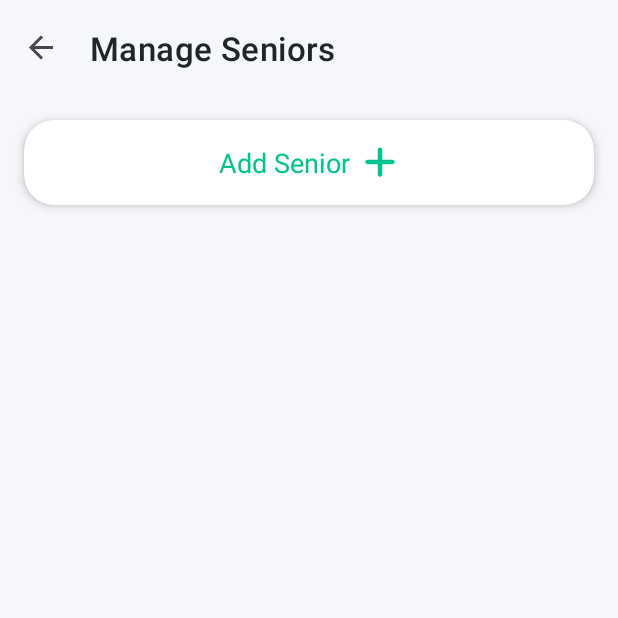
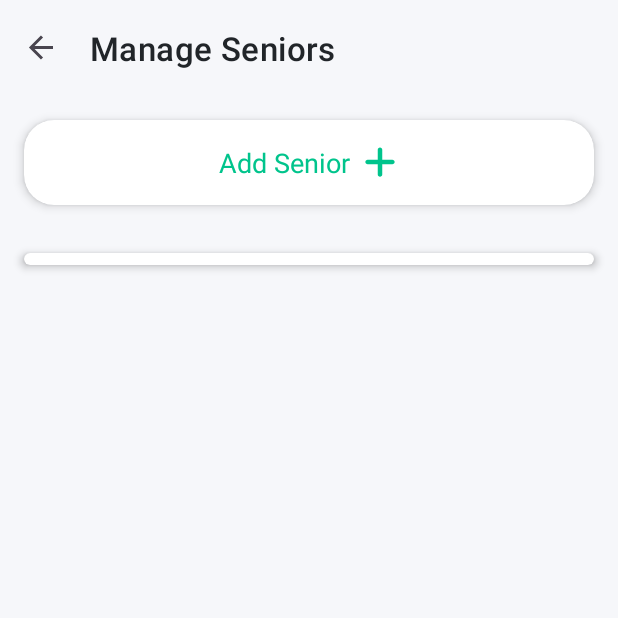
Before and after one commit to galAntonis/SeniorTracker, an Android app: the ManageSeniorsFragment screen opened through its navigation route, on a phone screen of 412 x 824 dp, the top half of it. Run offline under Robolectric (Android 15) with nearby library versions, the phone set to English and light mode, and no system bars; our stand-ins replace EventBus, Firebase (no records; nobody signed in at launch, a user with empty details on screens opened directly), navigation-ui; 1 statement that could not run was skipped.

Commit message:
Added senior list in ManageSeniorsFragment
Signed-off-by: galAntonis <galant.dev@gmail.com>

```diff
--- a/app/src/main/java/gr/galeos/seniortracker/ui/manageSeniors/ManageSeniorsViewModel.java
+++ b/app/src/main/java/gr/galeos/seniortracker/ui/manageSeniors/ManageSeniorsViewModel.java
@@ -4,16 +4,47 @@ import androidx.lifecycle.LiveData;
 import androidx.lifecycle.MutableLiveData;
 import androidx.lifecycle.ViewModel;
 
+import com.google.firebase.firestore.FirebaseFirestore;
+
+import java.util.ArrayList;
+
+import gr.galeos.seniortracker.UserModel;
+import gr.galeos.seniortracker.models.User;
+
 public class ManageSeniorsViewModel extends ViewModel {
 
-    private final MutableLiveData<String> mText;
+    private final MutableLiveData<ArrayList<User>> _seniors = new MutableLiveData<>();
+    public LiveData<ArrayList<User>> getSeniors() {
+        return _seniors;
+    }
+
+    FirebaseFirestore db;
 
     public ManageSeniorsViewModel() {
-        mText = new MutableLiveData<>();
-        mText.setValue("This is manage seniors fragment");
+        db = FirebaseFirestore.getInstance();
     }
 
-    public LiveData<String> getText() {
-        return mText;
+    public void getMySeniors() {
+        db.collection("senior_tracking").document(UserModel.getInstance().user.getEmail()).collection("my_seniors").get()
+                .addOnCompleteListener(task -> {
+                    if (task.isSuccessful()) {
+                        ArrayList<User> seniors = new ArrayList<>();
+                        for (int i = 0; i < task.getResult().size(); i++) {
+                            User user = new User(
+                                    task.getResult().getDocuments().get(i).get("id", String.class),
+                                    task.getResult().getDocuments().get(i).get("firstname", String.class),
+                                    task.getResult().getDocuments().get(i).get("lastname", String.class),
+                                    task.getResult().getDocuments().get(i).get("email", String.class),
+                                    task.getResult().getDocuments().get(i).get("phone", String.class),
+                                    task.getResult().getDocuments().get(i).get("accountType", String.class)
+                            );
+                            seniors.add(user);
+                        }
+                        _seniors.postValue(seniors);
+                    } else {
+                        _seniors.postValue(null);
+                    }
+                });
     }
+
 }
--- a/app/src/main/res/layout/fragment_manage_seniors.xml
+++ b/app/src/main/res/layout/fragment_manage_seniors.xml
@@ -1,43 +1,67 @@
 <?xml version="1.0" encoding="utf-8"?>
-<LinearLayout xmlns:android="http://schemas.android.com/apk/res/android"
+<ScrollView xmlns:android="http://schemas.android.com/apk/res/android"
     xmlns:app="http://schemas.android.com/apk/res-auto"
     xmlns:tools="http://schemas.android.com/tools"
     android:layout_width="match_parent"
     android:layout_height="match_parent"
-    android:orientation="vertical"
     tools:context=".ui.manageSeniors.ManageSeniorsFragment">
+
+    <LinearLayout
+        android:layout_width="match_parent"
+        android:layout_height="wrap_content"
+        android:orientation="vertical">
 
         <com.google.android.material.card.MaterialCardView
             android:id="@+id/cvAddSeniors"
             android:layout_width="match_parent"
-        android:layout_height="wrap_content"
+            android:layout_height="match_parent"
             android:layout_margin="@dimen/fragment_padding"
             app:cardElevation="4dp">
 
             <LinearLayout
                 android:layout_width="match_parent"
                 android:layout_height="wrap_content"
-            android:orientation="horizontal"
                 android:layout_margin="@dimen/fragment_padding"
-            android:gravity="center">
+                android:gravity="center"
+                android:orientation="horizontal">
 
                 <com.google.android.material.textview.MaterialTextView
                     android:id="@+id/tvManageSeniors"
                     android:layout_width="wrap_content"
                     android:layout_height="wrap_content"
                     android:text="Add Senior"
-                android:textSize="18sp"
-                android:textColor="@color/stGreenCheck"/>
+                    android:textColor="@color/stGreenCheck"
+                    android:textSize="18sp" />
 
                 <com.google.android.material.imageview.ShapeableImageView
                     android:layout_width="wrap_content"
                     android:layout_height="wrap_content"
+                    android:layout_marginStart="8dp"
                     android:src="@drawable/ic_add"
-                android:tint="@color/stGreenCheck"
-                android:layout_marginStart="8dp"/>
+                    android:tint="@color/stGreenCheck" />
 
             </LinearLayout>
 
         </com.google.android.material.card.MaterialCardView>
 
+        <com.google.android.material.card.MaterialCardView
+            android:id="@+id/cvMySeniors"
+            android:layout_width="match_parent"
+            android:layout_height="wrap_content"
+            android:layout_margin="@dimen/fragment_padding"
+            app:cardElevation="4dp">
+
+            <androidx.recyclerview.widget.RecyclerView
+                android:id="@+id/list"
+                android:layout_width="match_parent"
+                android:layout_height="wrap_content"
+                android:layout_marginVertical="4dp"
+                android:layout_marginHorizontal="@dimen/fragment_padding"
+                tools:context=".utils.dialogs.CountryCodesFragment"
+                tools:listitem="@layout/item_your_seniors" />
+
+        </com.google.android.material.card.MaterialCardView>
+
     </LinearLayout>
+
+</ScrollView>
```
Also changed, not shown: app/src/main/java/gr/galeos/seniortracker/ui/addSenior/AddSeniorFragment.java (+14 -4 lines), app/src/main/java/gr/galeos/seniortracker/ui/addSenior/AddSeniorViewModel.java (+6 -5 lines), app/src/main/java/gr/galeos/seniortracker/ui/manageSeniors/ManageSeniorsFragment.java (+88 -0 lines), app/src/main/res/layout/item_your_seniors.xml (+6 -4 lines). Lines whose indentation alone changed are shown as unchanged.
